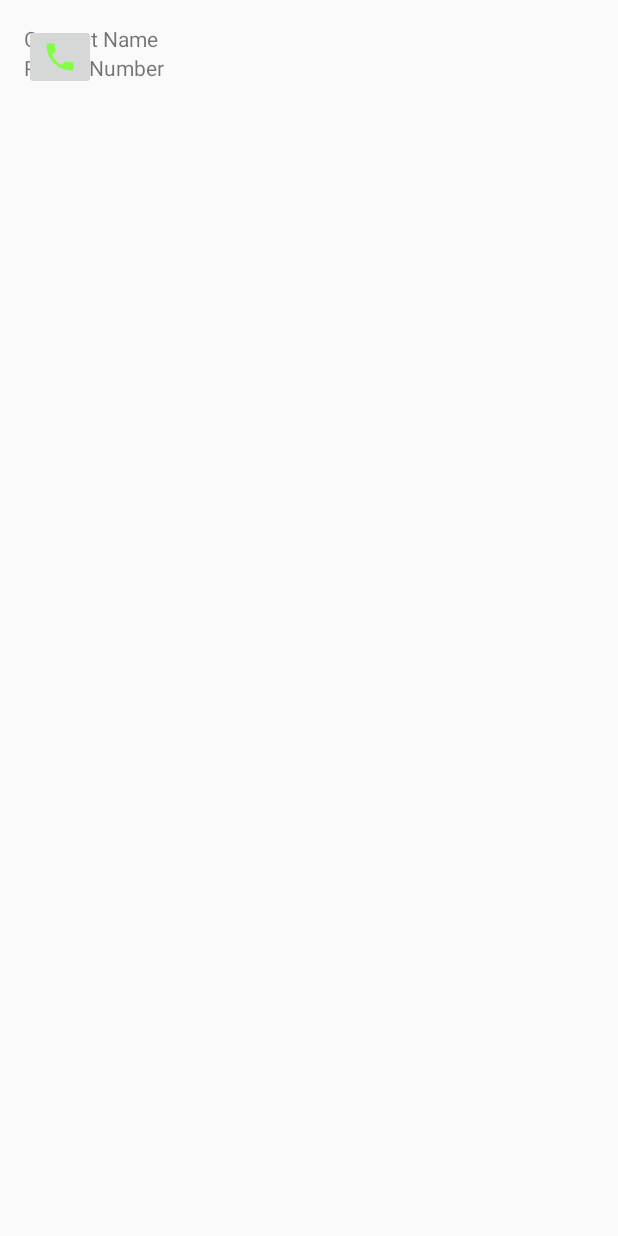
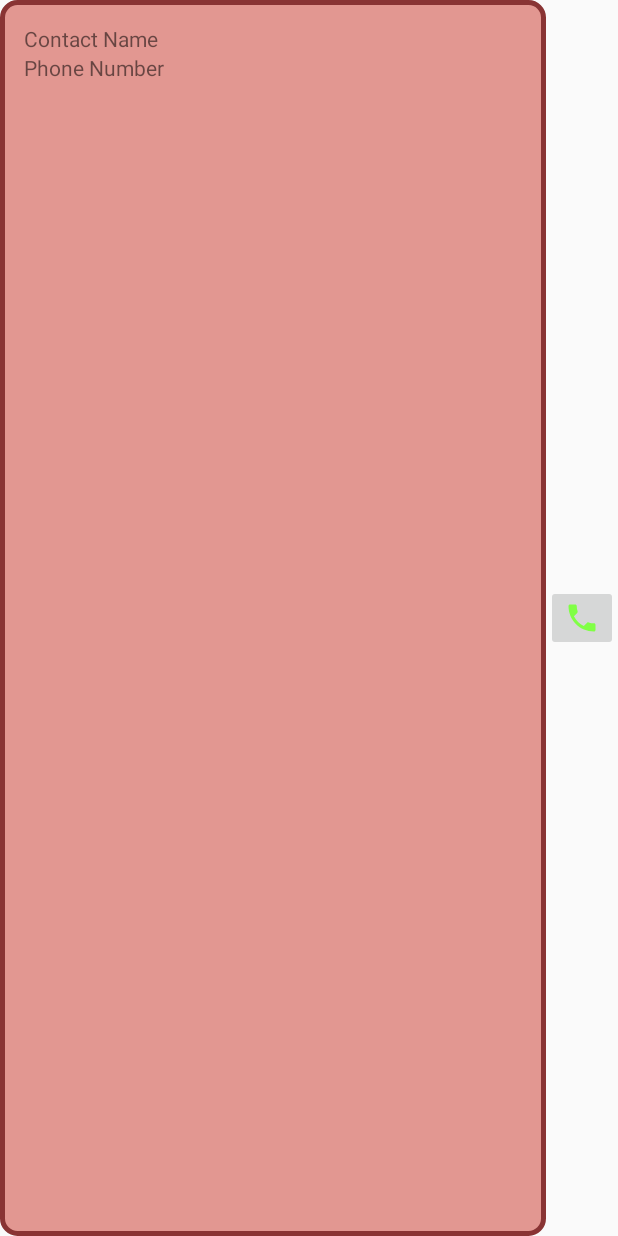
Before and after one commit to krit95/EmergencyCaller, an Android app: the layout custom_layout.xml on its own in the app's theme, with its tools: preview values and no code run, on a phone screen of 412 x 824 dp. Run offline under Robolectric (Android 15) with nearby library versions, the phone set to English and light mode, and no system bars.

Commit message:
Background

```diff
--- /dev/null
+++ b/app/src/main/res/drawable/contact_details_bg.xml
@@ -0,0 +1,7 @@
+<?xml version="1.0" encoding="UTF-8"?>
+<shape xmlns:android="http://schemas.android.com/apk/res/android">
+    <solid android:color="#e29791"/>
+    <stroke android:width="3dp" android:color="#893434" />
+    <corners android:radius="10dp"/>
+    <padding android:left="0dp" android:top="0dp" android:right="0dp" android:bottom="0dp" />
+</shape>
--- a/app/src/main/res/layout/custom_layout.xml
+++ b/app/src/main/res/layout/custom_layout.xml
@@ -2,32 +2,7 @@
 <RelativeLayout xmlns:android="http://schemas.android.com/apk/res/android"
     android:layout_width="match_parent"
     android:layout_height="match_parent"
-    android:padding="16dp" >
-
-    <TextView
-        android:id="@+id/cName"
-        android:layout_width="wrap_content"
-        android:layout_height="wrap_content"
-        android:layout_alignParentStart="true"
-        android:text="@string/contact_name"
-        />
-
-    <TextView
-        android:id="@+id/phNo"
-        android:layout_width="wrap_content"
-        android:layout_height="wrap_content"
-        android:layout_below="@id/cName"
-        android:text="@string/phone_number"/>
-
-    <ImageButton
-        android:layout_width="wrap_content"
-        android:layout_height="wrap_content"
-        android:id="@+id/emergency_call"
-        android:src="@drawable/ic_call_red_24dp"
-        android:contentDescription="@string/emergency_call"
-        android:layout_alignParentRight="true"
-        android:visibility="gone"
-       />
+    android:padding="0dp">
 
     <ImageButton
         android:layout_width="wrap_content"
@@ -35,9 +10,29 @@
         android:id="@+id/normal_call"
         android:src="@drawable/ic_call_green_24dp"
         android:contentDescription="@string/normal_call"
-        android:layout_toLeftOf="@id/emergency_call"
-        />
+        android:layout_alignParentRight="true"
+        android:layout_centerInParent="true"/>
+    <RelativeLayout
+        android:id="@+id/contact_details"
+        android:layout_width="match_parent"
+        android:layout_height="match_parent"
+        android:layout_toLeftOf="@id/normal_call"
+        android:background="@drawable/contact_details_bg"
+        android:padding="16dp">
+        <TextView
+            android:id="@+id/cName"
+            android:layout_width="wrap_content"
+            android:layout_height="wrap_content"
+            android:layout_alignParentStart="true"
+            android:text="@string/contact_name"/>
 
+        <TextView
+            android:id="@+id/phNo"
+            android:layout_width="wrap_content"
+            android:layout_height="wrap_content"
+            android:layout_below="@id/cName"
+            android:text="@string/phone_number"/>
+    </RelativeLayout>
 
 
 </RelativeLayout>
```
Also changed, not shown: app/src/main/java/com/example/emergencycaller/ContactListAdapter.java (+10 -5 lines), app/src/main/java/com/example/emergencycaller/MainActivity.java (+18 -4 lines), app/src/main/java/com/example/emergencycaller/MovableFloatingActionButton.java (added, +97 -0 lines), app/src/main/res/layout/activity_main.xml (+5 -2 lines).
